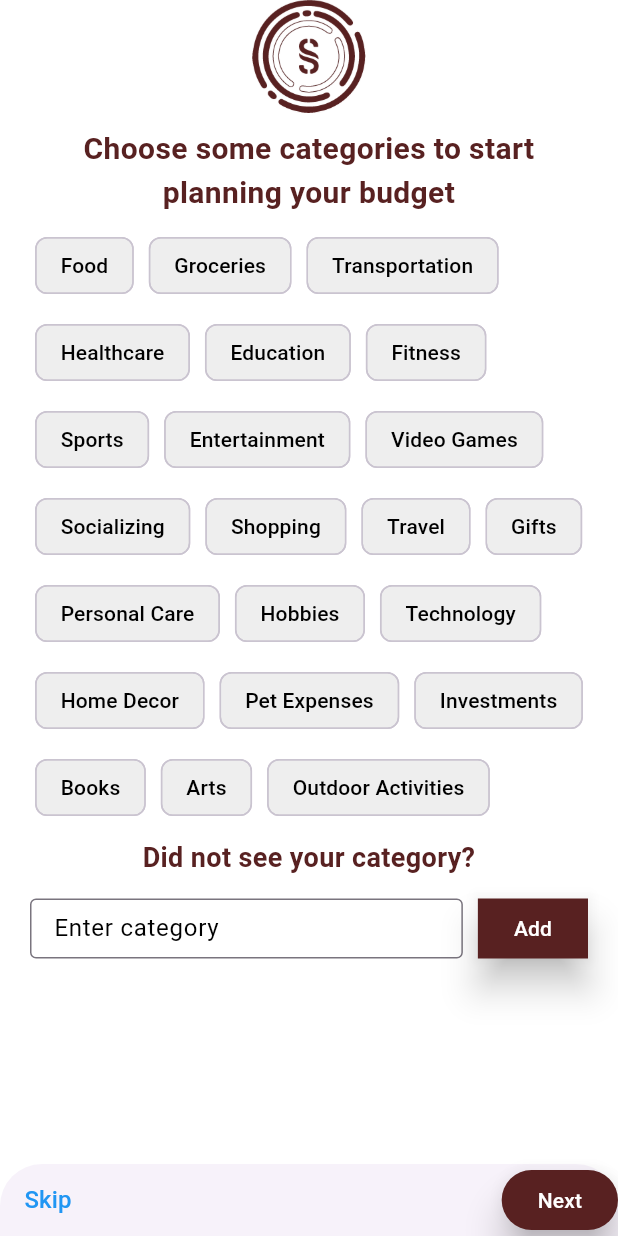
After one commit to lrongyi/Orbital, a Flutter app: the SelectCategories screen opened directly, on a phone screen of 412 x 824 dp. The commit adds this screen. Run offline on Flutter 3.47's test engine with Material 3 defaults, Android fonts, the phone set to English and light mode, and no system bars; our stand-ins replace cloud_firestore, firebase_auth, firebase_core, fl_chart, flutter_colorpicker, google_sign_in; accounts and stored records are empty.

Commit message:
1. Added onboarding pages to select categories and allocate budgets 2. Work with backend

```diff
--- a/lib/main.dart
+++ b/lib/main.dart
@@ -2,6 +2,7 @@ import 'package:cloud_firestore/cloud_firestore.dart';
 import 'package:firebase_core/firebase_core.dart';
 import 'package:flutter/material.dart';
 import 'package:ss/screens/authentication_screens/log_in.dart';
+import 'package:ss/screens/onboarding_screens/select_categories.dart';
 // import 'package:ss/screens/authentication_screens/sign_up.dart';
 
 void main() async {
@@ -25,6 +26,7 @@ class MyApp extends StatelessWidget {
   Widget build(BuildContext context) {
     return const MaterialApp(
       home: LogIn(),
+      // home: SelectCategories()
     );
   }
 }
--- /dev/null
+++ b/lib/screens/onboarding_screens/select_categories.dart
@@ -0,0 +1,224 @@
+import 'package:flutter/material.dart';
+import 'package:flutter/widgets.dart';
+import 'package:ss/screens/onboarding_screens/set_budget.dart';
+import 'package:ss/shared/main_screens_deco.dart';
+
+class SelectCategories extends StatefulWidget {
+  const SelectCategories({super.key});
+
+  @override
+  State<SelectCategories> createState() => _SelectCategoriesState();
+}
+
+class _SelectCategoriesState extends State<SelectCategories> {
+
+  final List<String> _availableCategories = [
+    'Food',
+    'Groceries',
+    'Transportation',
+    'Healthcare',
+    'Education',
+    'Fitness',
+    'Sports',
+    'Entertainment',
+    'Video Games',
+    'Socializing',
+    'Shopping',
+    'Travel',
+    'Gifts',
+    'Personal Care',
+    'Hobbies',
+    'Technology',
+    'Home Decor',
+    'Pet Expenses',
+    'Investments',
+    'Books',
+    'Arts',
+    'Outdoor Activities',
+  ];
+
+  final Set<String> _selectedCategories = {};
+  final TextEditingController categoryController = TextEditingController();
+
+  @override
+  Widget build(BuildContext context) {
+    return Scaffold(
+      resizeToAvoidBottomInset: false,
+      backgroundColor: Colors.white,
+      body: LayoutBuilder(
+        builder: (context, constraints) {
+          return SingleChildScrollView(
+            padding: EdgeInsets.only(bottom: MediaQuery.of(context).viewInsets.bottom),
+            child: Column(
+              mainAxisAlignment: MainAxisAlignment.start,
+              children: [
+                SafeArea(
+                  child: SizedBox(
+                    height: 75.0,
+                    width: MediaQuery.of(context).size.width,
+                    //insert an image
+                    child: Image.asset(
+                      "assets/ss_red.png",
+                      fit: BoxFit.scaleDown,
+                    )
+                  ),
+                ),
+
+                Padding(
+                  padding: EdgeInsets.fromLTRB(20, 10, 20, 10),
+                  child: Text(
+                    'Choose some categories to start planning your budget',
+                    style: TextStyle(
+                      color: mainColor,
+                      fontSize: 20,
+                      fontWeight: FontWeight.bold,
+                    ),
+                    textAlign: TextAlign.center,
+                  ),
+                ),
+
+                // Insert buttons here
+                Padding(
+                  padding: EdgeInsets.symmetric(horizontal: 20),
+                  child: Wrap(
+                    spacing: 10.0,
+                    runSpacing: 10.0,
+                    children: _availableCategories.map((category) {
+                      final isSelected = _selectedCategories.contains(category);
+                      return ChoiceChip(
+                        label: Text(category),
+                        selected: isSelected,
+                        onSelected: (selected) {
+                          setState(() {
+                            if (selected) {
+                              _selectedCategories.add(category);
+                            } else {
+                              _selectedCategories.remove(category);
+                            }
+                          });
+                        },
+                        selectedColor: mainColor,
+                        backgroundColor: Colors.grey[200],
+                        labelStyle: TextStyle(
+                          color: isSelected ? Colors.white : Colors.black,
+                        ),
+                        checkmarkColor: Colors.white,
+                      );
+                    }).toList(),
+                  ),
+                ),
+
+                //Add in new categories
+                Padding(
+                  padding: EdgeInsets.symmetric(vertical: 10.0),
+                  child: Text(
+                    'Did not see your category?',
+                    style: TextStyle(
+                      color: mainColor,
+                      fontSize: 18,
+                      fontWeight: FontWeight.bold,
+                    ),
+                    textAlign: TextAlign.center,
+                  ),
+                ),
+
+                Padding(
+                  padding: EdgeInsets.symmetric(horizontal: 20),
+                  child: Row(
+                    children: [
+                      Expanded(
+                        child: SizedBox(
+                          height: 40,
+                          child: TextField(
+                            controller: categoryController,
+                            decoration: InputDecoration(
+                              focusedBorder: OutlineInputBorder(
+                                borderSide: BorderSide(color: mainColor)
+                              ),
+                              labelText: 'Enter category',
+                              labelStyle: TextStyle(color: Colors.black),
+                              border: OutlineInputBorder(),
+                            ),
+                            cursorColor: mainColor,
+                          ),
+                        )
+                      ),
+
+                      const SizedBox(width: 10,),
+
+                      ElevatedButton(
+                        style: ElevatedButton.styleFrom(
+                          foregroundColor: Colors.white,
+                          backgroundColor: mainColor,
+                          elevation: 10.0,
+                          shape: RoundedRectangleBorder(
+                            borderRadius: BorderRadius.circular(0)
+                          )
+                        ),
+                        child: Text('Add'),
+                        onPressed: () {
+                          final newCategory = categoryController.text.trim();
+                          if (newCategory.isNotEmpty && !_availableCategories.contains(newCategory)) {
+                            setState(() {
+                              _availableCategories.add(newCategory);
+                              _selectedCategories.add(newCategory);
+                              categoryController.clear();
+                            });
+                          }
+                        },
+                      )
+                    ],
+
+                  ),
+                ),
+
+              ],
+            ),
+          );
+        }
+      ),
+      bottomSheet: Row(
+        mainAxisAlignment: MainAxisAlignment.spaceBetween,
+        children: [
+          TextButton(
+            child: const Text(
+              'Skip',
+              style: TextStyle(
+                color: Colors.blue,
+                fontSize: 16,
+              ),
+            ),
+            onPressed: () {
+
+            },
+          ),
+          SizedBox(
+            child: ElevatedButton(
+              style: ElevatedButton.styleFrom(
+                foregroundColor: Colors.white,
+                backgroundColor: mainColor,
+                elevation: 10.0
+              ),
+              child: const Text('Next'),
+              onPressed: () {
+                if (_selectedCategories.isNotEmpty) {
+                  Navigator.push(context, MaterialPageRoute(builder: (context) => SetBudget(selectedCategories: _selectedCategories)));
+                } else {
+                  ScaffoldMessenger.of(context).showSnackBar(const SnackBar(
+                    showCloseIcon: true,
+                    content: Text(
+                      'Add some categories',
+                      style: TextStyle(fontSize: 18.0),
+                    ),
+                    backgroundColor: Colors.red,
+                    )
+                  );
+                }
+              },
+            ),
+          )
+        ],
+      ),
+    );
+  }
+}
--- a/lib/services/budget_methods.dart
+++ b/lib/services/budget_methods.dart
@@ -71,7 +71,7 @@ class BudgetMethods {
     yield await getMonthlyBudgetAsync(time);
   }
 
-  void addBudget(String category, double amount, bool isRecurring) async {
+  Future<void> addBudget(String category, double amount, bool isRecurring) async {
     DateTime now = DateTime.now();
     DateTime firstOfMonth = DateTime(now.year, now.month, 1);
     DateTime nextMonth = DateTime(now.year, now.month + 1, 1);
```
Also changed, not shown: lib/screens/onboarding_screens/set_budget.dart (added, +160 -0 lines), lib/services/auth.dart (+12 -3 lines), lib/screens/onboarding_screens/select_profile.dart (added).
